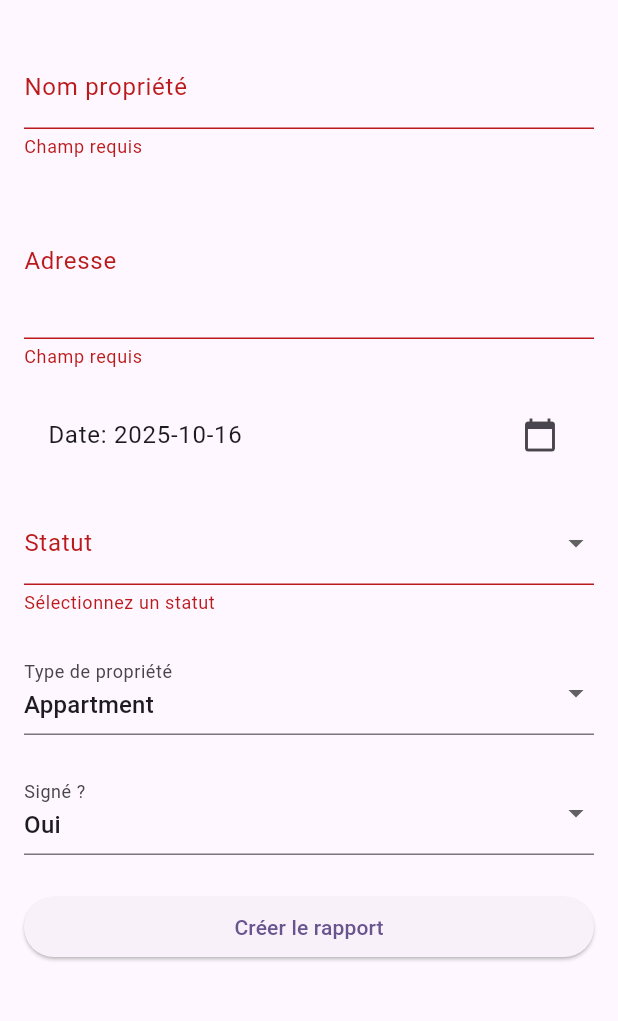
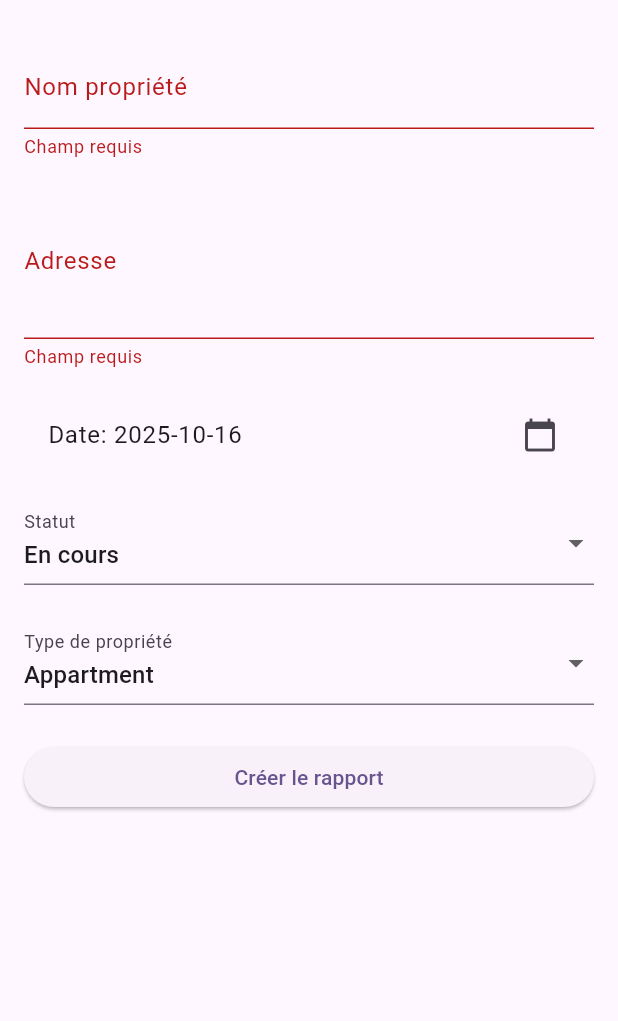
Before and after one commit to ByggL/samueliot_immocheck, a Flutter app: the BuildRapportForm screen opened directly, after a tap on "Créer le rapport", on a phone screen of 412 x 824 dp, the part 63-1084 px from its top. Run offline on Flutter 3.47's test engine with Material 3 defaults, Android fonts, the light colour scheme and no system bars; our stand-ins replace flutter_secure_storage, image_picker, signature; accounts and stored records are empty.

Commit message:
Adding signaturest to validate report

```diff
--- a/lib/providers/piece_provider.dart
+++ b/lib/providers/piece_provider.dart
@@ -20,7 +20,7 @@ class Room {
   }) : elements = elements ?? Room.defaultElementsForRoomType(roomName, roomId);
 
 static List<RoomElement> defaultElementsForRoomType(RoomTypes type, String roomId) {
-    print(type);
+    // print(type);
     // Helper to create a RoomElement with minimal info
     RoomElement makeElement(RoomElements el) => RoomElement(
       elementID: '${roomId}_${el.name}',
--- a/lib/providers/rapport_provider.dart
+++ b/lib/providers/rapport_provider.dart
@@ -1,6 +1,6 @@
 
 
-import 'package:flutter/material.dart';
+import 'package:flutter/foundation.dart';
 import 'package:samueliot_immocheck/data/enums.dart';
 import 'package:samueliot_immocheck/providers/element_provider.dart';
 import 'package:samueliot_immocheck/providers/property_provider.dart';
@@ -10,7 +10,7 @@ import 'dart:convert';
 
 class Rapport extends Property {
   final EtatsRapport statutRapport;
-  final String signature;
+  final List<Uint8List?> signature;
   final DateTime creationDate;
 
   Rapport({
@@ -33,8 +33,8 @@ class Rapport extends Property {
     'roomList': roomList.map((r) => r.toJson()).toList(),
     'propertyType': propertyType.index,
     'statutRapport': statutRapport.index,
-    'signature': signature,
-  };
+    'signature': signature.map((s) => base64Encode(s!)).toList(),
+    };
 
   factory Rapport.fromJson(Map<String, dynamic> json) => Rapport(
     nom: json['nom'],
@@ -44,9 +44,9 @@ class Rapport extends Property {
     propertyId: json['propertyId'],
     creationDate: DateTime.parse(json['creationDate']),
     statutRapport: EtatsRapport.values[json['statutRapport']],
-    signature: json['signature'],
-  );
-}
+    signature: (json['signature'] as List).map((s) => Uint8List.fromList(base64Decode(s))).toList(),
+    );
+  }
 
 class RapportProvider extends ChangeNotifier{
   final _storage = FlutterSecureStorage();
@@ -128,7 +128,7 @@ class RapportProvider extends ChangeNotifier{
     }
   }
 
-  void validateRapport(Rapport report){
+  void validateRapport(Rapport report, List<Uint8List?> signatures){
     EtatsRapport newEtat ;
     report.statutRapport == EtatsRapport.enCours ? newEtat=EtatsRapport.termine:newEtat=EtatsRapport.enCours;
 
@@ -143,12 +143,11 @@ class RapportProvider extends ChangeNotifier{
         roomList: report.roomList,
         propertyType: report.propertyType,
         creationDate: report.creationDate,
-        signature: report.signature,
+        signature: signatures,
         statutRapport: newEtat,
       );
 
       _properties[index] = newRapport;
-
       notifyListeners();
       saveRapports();
     }
--- a/lib/ui/forms/build_rapport_form.dart
+++ b/lib/ui/forms/build_rapport_form.dart
@@ -1,3 +1,5 @@
+// ignore_for_file: deprecated_member_use
+
 import 'package:flutter/material.dart';
 import 'package:samueliot_immocheck/data/enums.dart';
 import 'package:samueliot_immocheck/providers/rapport_provider.dart';
@@ -24,10 +26,9 @@ class _BuildRapportFormState extends State<BuildRapportForm> {
   final _formKey = GlobalKey<FormState>();
   final TextEditingController _nameController = TextEditingController();
   final TextEditingController _adressController = TextEditingController();
-  String _signature = "Oui";
   PropertyTypes _propertyType = PropertyTypes.appartement;
   DateTime _selectedDate = DateTime.now();
-  EtatsRapport? _selectedStatus;
+  EtatsRapport? _selectedStatus = EtatsRapport.enCours;
 
   void _pickDate() async {
     final now = DateTime.now();
@@ -54,7 +55,7 @@ class _BuildRapportFormState extends State<BuildRapportForm> {
         propertyId: Uuid().v4(),
         creationDate: _selectedDate,
         statutRapport: _selectedStatus!,
-        signature: _signature ,
+        signature: [] ,
       );
       final rapportProvider = context.read<RapportProvider>();
 
@@ -130,22 +131,22 @@ class _BuildRapportFormState extends State<BuildRapportForm> {
                   validator: (value) =>
                       value == null ? 'Sélectionnez un statut' : null,
                 ),
-                const SizedBox(height: 24),
-                DropdownButtonFormField<String>(
-                  value: _signature,
-                  items: ['Oui', 'Non']
-                          .map(
-                            (status) => DropdownMenuItem(
-                              value: status,
-                              child: Text(status),
-                            ),
-                          )
-                          .toList(),
-                  decoration: const InputDecoration(labelText: 'Signé ?'),
-                  onChanged: (value) => setState(() => _signature = value!),
-                  validator: (value) =>
-                      value == null ? 'Sélectionnez un statut' : null,
-                ),
+                // const SizedBox(height: 24),
+                // DropdownButtonFormField<String>(
+                //   value: _signature,
+                //   items: ['Oui', 'Non']
+                //           .map(
+                //             (status) => DropdownMenuItem(
+                //               value: status,
+                //               child: Text(status),
+                //             ),
+                //           )
+                //           .toList(),
+                //   decoration: const InputDecoration(labelText: 'Signé ?'),
+                //   onChanged: (value) => setState(() => _signature = value!),
+                //   validator: (value) =>
+                //       value == null ? 'Sélectionnez un statut' : null,
+                // ),
                 const SizedBox(height: 24),
                 ElevatedButton(
                   onPressed: _submit,
--- a/lib/ui/forms/build_room_form.dart
+++ b/lib/ui/forms/build_room_form.dart
@@ -1,3 +1,5 @@
+// ignore_for_file: deprecated_member_use
+
 import 'package:flutter/material.dart';
 import 'package:samueliot_immocheck/data/enums.dart';
 import 'package:samueliot_immocheck/providers/piece_provider.dart';
--- a/pubspec.yaml
+++ b/pubspec.yaml
@@ -16,6 +16,7 @@ dependencies:
   uuid: ^4.4.2
   provider: ^6.1.5+1
   flutter_secure_storage: ^9.2.4
+  signature: ^6.3.0
 
 dev_dependencies:
   flutter_test:
```
Also changed, not shown: lib/ui/forms/element_inspection_form.dart (renamed from lib/ui/homepage/element_inspection_form.dart, +10 -4 lines), lib/ui/forms/validate_sign_rapport.dart (added, +154 -0 lines), lib/ui/report_page/report_page.dart (+43 -9 lines), pubspec.lock.
